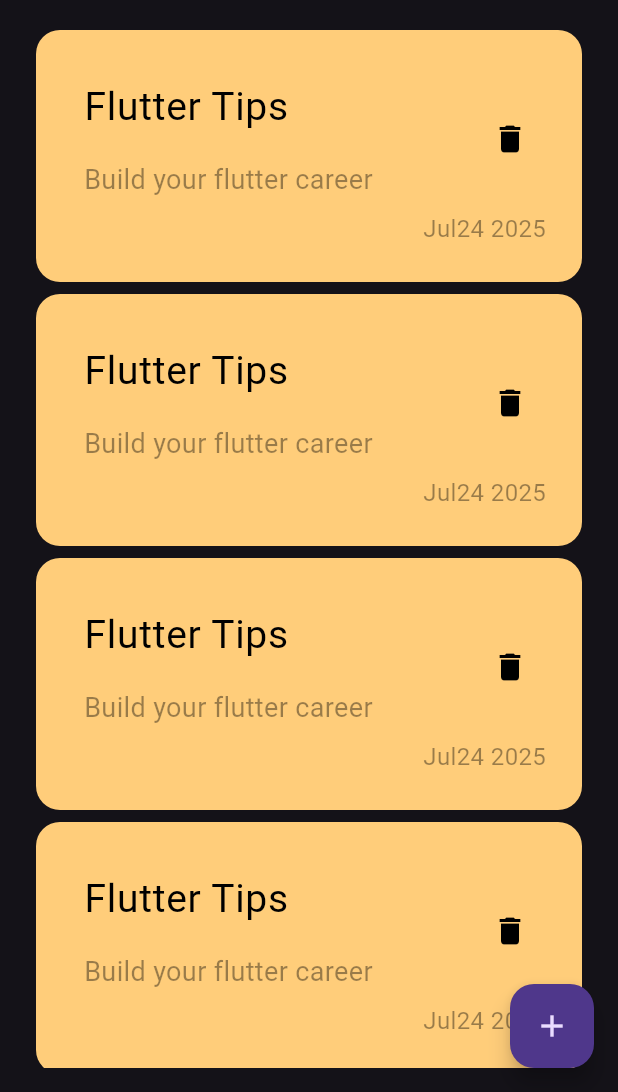
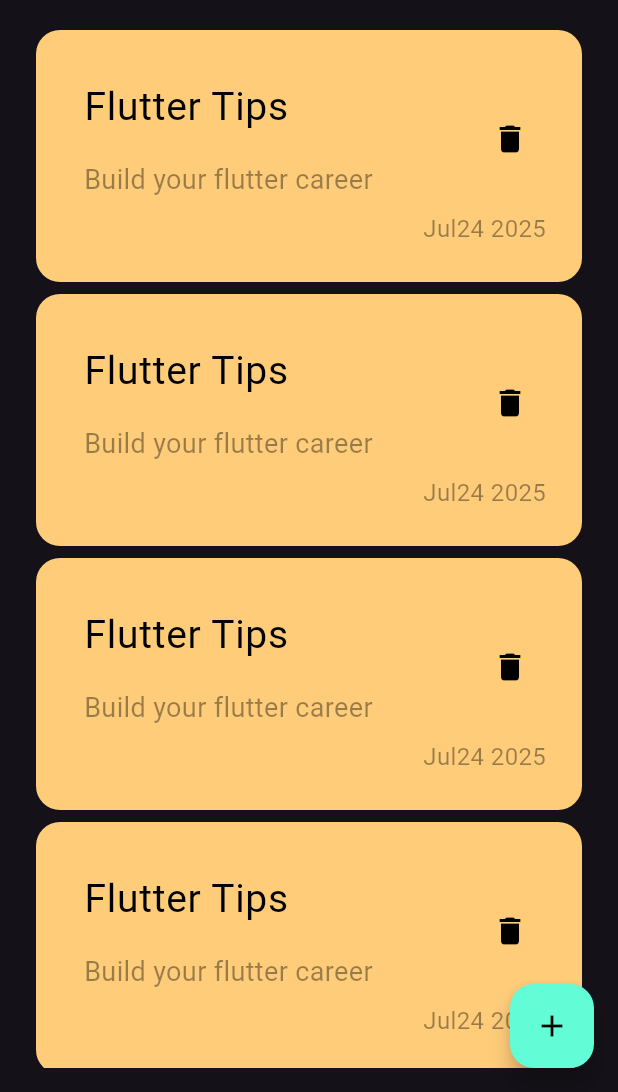
Before and after one commit to KarimaMahmoud626/notesApp, a Flutter app: the screen it shows after launch, on a phone screen of 412 x 824 dp, the part 144-1236 px from its top. Run offline on Flutter 3.47's test engine with Material 3 defaults, Android fonts, the phone set to English and light mode, and no system bars; our stand-ins replace bloc, flutter_bloc, hive, hive_flutter, modal_progress_hud_nsn; accounts and stored records are empty.

Commit message:
refactor multi bloc provider and add bloc provider to add note bottom sheet

```diff
--- a/lib/cubits/add_notes_cubit.dart
+++ b/lib/cubits/add_notes_cubit.dart
@@ -14,10 +14,10 @@ class AddNotesCubit extends Cubit<AddNotesState> {
 
     try {
       var noteBox = Hive.box<NoteModel>(kNotesBox);
+      await noteBox.add(note);
       emit(AddNoteSuccess());
-      await noteBox.add(note);
     } catch (e) {
-      AddNoteFailure(e.toString());
+      emit(AddNoteFailure(e.toString()));
     }
   }
 }
--- a/lib/main.dart
+++ b/lib/main.dart
@@ -12,8 +12,8 @@ void main() async {
 
   Bloc.observer = SimpleBlocObserver();
 
-  await Hive.openBox(kNotesBox);
   Hive.registerAdapter(NoteModelAdapter());
+  await Hive.openBox<NoteModel>(kNotesBox);
 
   runApp(const NotesApp());
 }
@@ -23,12 +23,9 @@ class NotesApp extends StatelessWidget {
 
   @override
   Widget build(BuildContext context) {
-    return MultiBlocProvider(
-      providers: [BlocProvider(create: (context) => AddNotesCubit())],
-      child: MaterialApp(
-        theme: ThemeData(brightness: Brightness.dark),
-        home: const NotesView(),
-      ),
+    return MaterialApp(
+      theme: ThemeData(brightness: Brightness.dark),
+      home: const NotesView(),
     );
   }
 }
--- a/lib/simple_bloc_observer.dart
+++ b/lib/simple_bloc_observer.dart
@@ -9,12 +9,12 @@ class SimpleBlocObserver implements BlocObserver {
 
   @override
   void onClose(BlocBase bloc) {
-    // TODO: implement onClose
+    debugPrint('close = $bloc');
   }
 
   @override
   void onCreate(BlocBase bloc) {
-    // TODO: implement onCreate
+    debugPrint('create = $bloc');
   }
 
   @override
--- a/lib/views/notes_view.dart
+++ b/lib/views/notes_view.dart
@@ -1,4 +1,5 @@
 import 'package:flutter/material.dart';
+import 'package:notes_app/constants.dart';
 import 'package:notes_app/widgets/add_note_bottom_sheet.dart';
 import 'package:notes_app/widgets/notes_view_body.dart';
 
@@ -9,6 +10,7 @@ class NotesView extends StatelessWidget {
   Widget build(BuildContext context) {
     return Scaffold(
       floatingActionButton: FloatingActionButton(
+        backgroundColor: kPrimaryColor,
         onPressed: () {
           showModalBottomSheet(
             shape: RoundedRectangleBorder(
@@ -20,7 +22,7 @@ class NotesView extends StatelessWidget {
             },
           );
         },
-        child: Icon(Icons.add),
+        child: Icon(Icons.add, color: Colors.black),
       ),
       body: NotesViewBody(),
     );
```
Also changed, not shown: lib/widgets/add_note_Form.dart (+15 -0 lines), lib/widgets/add_note_bottom_sheet.dart (+5 -4 lines).
